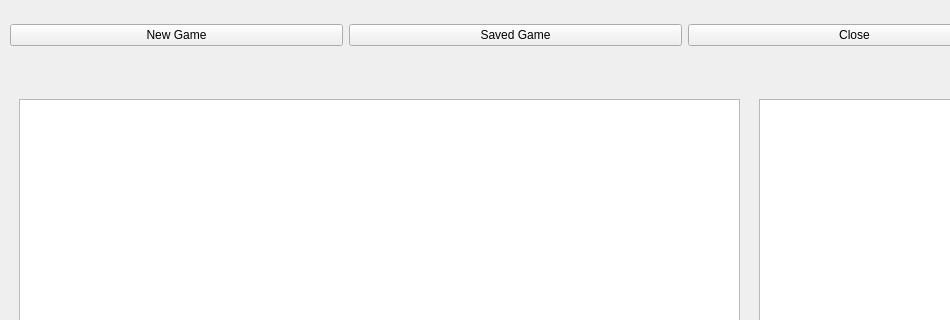
Old version of the form mainwindow.ui in the repository aaashyrov/inventory_test; both pictures show x 0 to 950 and y 0 to 320 of the 1035 by 841 pixel window.
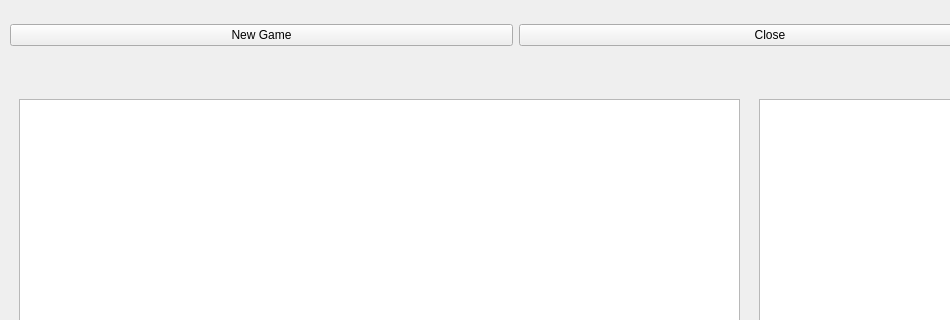
New version of the form.

The edit to the form file:
```diff
--- a/mainwindow.ui
+++ b/mainwindow.ui
@@ -48,13 +48,6 @@
        </property>
       </widget>
      </item>
-     <item>
-      <widget class="QPushButton" name="savedGameButton">
-       <property name="text">
-        <string>Saved Game</string>
-       </property>
-      </widget>
-     </item>
      <item>
       <widget class="QPushButton" name="closeButton">
        <property name="text">
```
